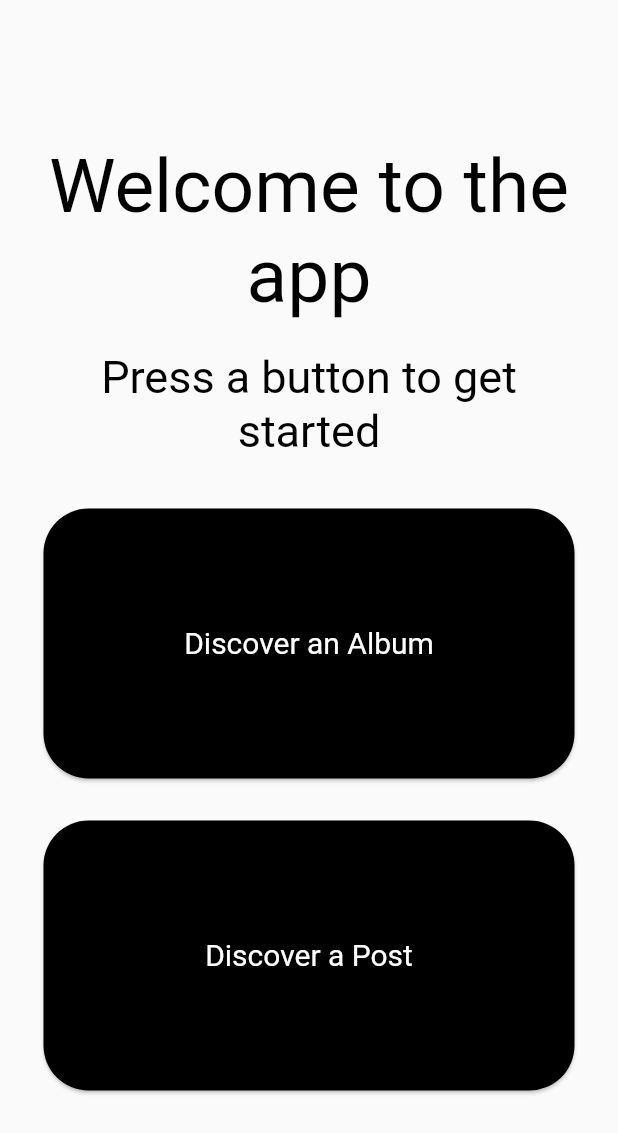
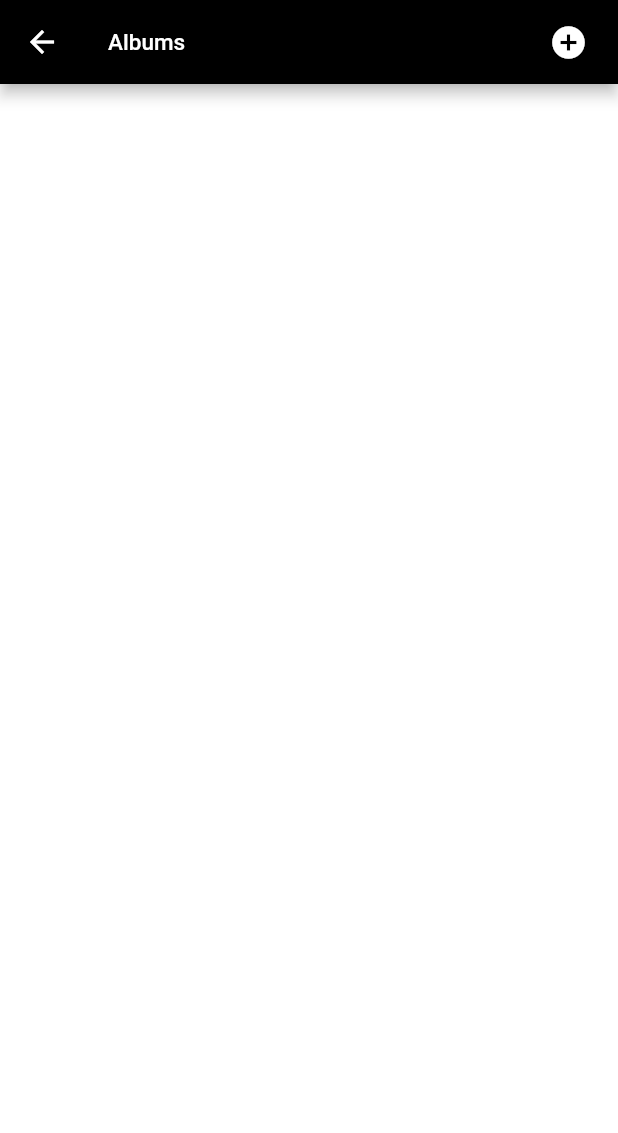
Before and after one commit to Vrinda89/Artists, a Flutter app: the screen it shows after launch, after a tap on "Discover an Album", on a phone screen of 412 x 824 dp. Shown: the top 1133 px of the screen. Run offline on Flutter 3.47's test engine with Material 2 defaults, Android fonts, the phone set to English and light mode, and no system bars; Roboto replaces fonts that are missing (DroidSerif-Regular).

Commit message:
- added albums screen

```diff
--- /dev/null
+++ b/lib/bloc/albums/album_bloc.dart
@@ -0,0 +1,9 @@
+import 'package:albums/bloc/base_bloc.dart';
+
+class AlbumBloc extends BaseBloc{
+  @override
+  void dispose() {
+    // TODO: implement dispose
+  }
+
+}
--- a/lib/my_app.dart
+++ b/lib/my_app.dart
@@ -1,28 +1,24 @@
 import 'package:flutter/material.dart';
 
-import 'screens/home_screen.dart';
+import 'screens/home/home_screen.dart';
 
-class MyApp extends StatelessWidget {
-  const MyApp({Key? key}) : super(key: key);
+class MyApp extends StatefulWidget {
+   const MyApp({Key? key}) : super(key: key);
 
-  // This widget is the root of your application.
+  @override
+  State<StatefulWidget> createState() => _MyAppState();
+
+}
+
+class _MyAppState extends State<MyApp> {
   @override
   Widget build(BuildContext context) {
     return MaterialApp(
       title: 'Flutter Demo',
       theme: ThemeData(
-        // This is the theme of your application.
-        //
-        // Try running your application with "flutter run". You'll see the
-        // application has a blue toolbar. Then, without quitting the app, try
-        // changing the primarySwatch below to Colors.green and then invoke
-        // "hot reload" (press "r" in the console where you ran "flutter run",
-        // or simply save your changes to "hot reload" in a Flutter IDE).
-        // Notice that the counter didn't reset back to zero; the application
-        // is not restarted.
         primarySwatch: Colors.blue,
       ),
-      home: const HomeScreen(title: 'Flutter Demo Home Page'),
+      home: HomeScreen(),
     );
   }
 }
--- /dev/null
+++ b/lib/route/app_navigator.dart
@@ -0,0 +1,9 @@
+import 'package:flutter/material.dart';
+
+class AppNavigator{
+  static Future<dynamic> navigateByPush(
+      {required Route route, required BuildContext context}) async {
+    var result = await Navigator.push(context, route);
+    return result;
+  }
+}
--- /dev/null
+++ b/lib/route/app_router.dart
@@ -0,0 +1,58 @@
+import 'package:albums/route/screens.dart';
+import 'package:albums/screens/albums/albums_screen.dart';
+import 'package:albums/screens/home/home_screen.dart';
+import 'package:flutter/material.dart';
+
+import 'route_generator.dart';
+
+class AppRouter {
+  Route<dynamic> generateRoute(RouteSettings settings) {
+    return _getRoute(
+        screens: getScreensByName(settings.name != null
+            ? settings.name.toString()
+            : AlbumsScreen.routeName),
+        objectToPass: settings.arguments);
+  }
+
+  Route<dynamic> _getRoute({
+    required Screens screens,
+    required dynamic objectToPass,
+  }) {
+    switch (screens) {
+      case Screens.home:
+        return RouteGenerator().generateRoute(
+             HomeScreen(), HomeScreen.routeName, objectToPass);
+      case Screens.albums:
+        return RouteGenerator().generateRoute(
+             const AlbumsScreen(), AlbumsScreen.routeName, objectToPass);
+      case Screens.posts:
+        return RouteGenerator().generateRoute(
+             const AlbumsScreen(), AlbumsScreen.routeName, objectToPass);
+      default:
+        return RouteGenerator()
+            .generateRoute(getUndefinedRoute(), "/undefined", objectToPass);
+    }
+  }
+
+  Widget getUndefinedRoute() {
+    return const Scaffold(
+      backgroundColor: Colors.white,
+      body: Center(
+        child: Text('No route defined for Screens'),
+      ),
+    );
+  }
+
+  Screens getScreensByName(String screen) {
+    if (screen.toString() == Screens.home.toString()) {
+      return Screens.home;
+    }
+    if (screen.toString() == Screens.albums.toString()) {
+      return Screens.albums;
+    }
+    if (screen.toString() == Screens.posts.toString()) {
+      return Screens.posts;
+    }
+    return Screens.undefined;
+  }
+}
--- /dev/null
+++ b/lib/route/navigation_service.dart
@@ -0,0 +1,17 @@
+import 'package:flutter/material.dart';
+
+class NavigationService {
+  final GlobalKey<NavigatorState> navigatorKey = GlobalKey<NavigatorState>();
+
+  Future<dynamic> navigateTo(Route routeName) {
+    return navigatorKey.currentState!.push(routeName);
+  }
+
+  goBack() {
+    return navigatorKey.currentState!.pop();
+  }
+
+  BuildContext getBuildContext() {
+    return navigatorKey.currentState!.context;
+  }
+}
--- /dev/null
+++ b/lib/route/route_generator.dart
@@ -0,0 +1,10 @@
+import 'package:flutter/material.dart';
+
+class RouteGenerator {
+  Route<dynamic> generateRoute(
+      Widget widget, String name, dynamic objectToPass) {
+    return MaterialPageRoute(
+        builder: (_) => widget,
+        settings: RouteSettings(name: name, arguments: objectToPass));
+  }
+}
--- /dev/null
+++ b/lib/route/screens.dart
@@ -0,0 +1,3 @@
+enum Screens {
+  home,albums,posts,undefined
+}
--- /dev/null
+++ b/lib/screens/albums/albums_screen.dart
@@ -0,0 +1,66 @@
+import 'package:albums/bloc/albums/album_bloc.dart';
+import 'package:albums/utils/ui/base_state.dart';
+import 'package:albums/utils/ui/type_faced_text.dart';
+import 'package:flutter/cupertino.dart';
+import 'package:flutter/material.dart';
+
+import '../../bloc/bloc_provider.dart';
+
+class AlbumsScreen extends StatefulWidget {
+  static const routeName = '/albums';
+
+  const AlbumsScreen({Key? key}) : super(key: key);
+
+  @override
+  State<StatefulWidget> createState() => _AlbumScreenState();
+}
+
+class _AlbumScreenState extends BaseState<AlbumsScreen> {
+  @override
+  Widget build(BuildContext context) {
+    return BlocProvider<AlbumBloc>(
+      bloc: AlbumBloc(),
+      child: Scaffold(
+        backgroundColor: Colors.white,
+        appBar: AppBar(
+          leading: IconButton(
+            icon: const Icon(Icons.arrow_back, color: Colors.white),
+            onPressed: () => Navigator.of(context).pop(),
+          ),
+          title: const TypeFacedText(
+            title: "Albums",
+            color: Colors.white,
+          ),
+          backgroundColor: Colors.black,
+          actions: <Widget>[
+            Padding(
+              padding: const EdgeInsets.only(right: 20.0),
+              child: GestureDetector(
+                onTap: () {},
+                child: const Icon(
+                  Icons.add_circle,
+                  size: 26.0,
+                  color: Colors.white,
+                ),
+              ),
+            )
+          ],
+        ),
+        body: _getBaseWidget(),
+      ),
+    );
+  }
+
+  Widget _getBaseWidget() {
+    return Container(
+      alignment: Alignment.center,
+      child: Center(
+        child: Column(
+          children: [
+            Container(),
+          ],
+        ),
+      ),
+    );
+  }
+}
--- a/lib/screens/card_view.dart
+++ b/lib/screens/home/card_view.dart
@@ -2,15 +2,17 @@ import 'package:flutter/material.dart';
 
 class CustomCardView extends StatelessWidget {
   final String title;
-  final Widget body;
+  final Widget ? body;
   final double cardPadding;
+  final VoidCallback ? onClick;
 
-  const CustomCardView(
-      {Key? key,
-      this.title = "albums",
-      this.body = const SizedBox(),
-      this.cardPadding = 30.0})
-      : super(key: key);
+    const CustomCardView({
+    Key? key,
+    this.title = "albums",
+    this.body ,
+    this.cardPadding = 30.0,
+    this.onClick,
+  }) : super(key: key);
 
   @override
   Widget build(BuildContext context) {
@@ -20,7 +22,11 @@ class CustomCardView extends StatelessWidget {
       ),
       color: Colors.black,
       child: InkWell(
-          splashColor: Colors.blue.withAlpha(30), onTap: () {}, child: body),
+          splashColor: Colors.blue.withAlpha(30),
+          onTap: () {
+            onClick?.call();
+          },
+          child: body ?? Container()),
     );
   }
 }
--- a/lib/screens/home_menu.dart
+++ b/lib/screens/home/home_menu.dart
@@ -5,7 +5,7 @@ import 'package:flutter/material.dart';
 class HomeMenu extends StatelessWidget {
   final String title;
 
-  const HomeMenu({Key? key, this.title = "title"}) : super(key: key);
+   const HomeMenu({Key? key, this.title = "title"}) : super(key: key);
 
   @override
   Widget build(BuildContext context) {
--- a/lib/screens/home_screen.dart
+++ b/lib/screens/home/home_screen.dart
@@ -1,3 +1,6 @@
+import 'package:albums/route/app_navigator.dart';
+import 'package:albums/route/app_router.dart';
+import 'package:albums/route/screens.dart';
 import 'package:albums/utils/ui/type_faced_text.dart';
 import 'package:albums/utils/ui/ui_helper.dart';
 import 'package:flutter/material.dart';
@@ -6,9 +9,8 @@ import 'card_view.dart';
 import 'home_menu.dart';
 
 class HomeScreen extends StatefulWidget {
-  const HomeScreen({Key? key, required this.title}) : super(key: key);
-
-  final String title;
+  const HomeScreen({Key? key}) : super(key: key);
+  static const routeName = '/home';
 
   @override
   State<HomeScreen> createState() => _HomeScreenState();
@@ -29,24 +31,36 @@ class _HomeScreenState extends State<HomeScreen> {
     return Column(
       mainAxisAlignment: MainAxisAlignment.center,
       crossAxisAlignment: CrossAxisAlignment.center,
-      children: const <Widget>[
-        TypeFacedText(
+      children: <Widget>[
+        const TypeFacedText(
           title: 'Welcome to the app',
           textSize: 50.0,
           textAlign: TextAlign.center,
           color: Colors.black,
         ),
         UiHelper.verticalSpaceMedium,
-        TypeFacedText(
+        const TypeFacedText(
           textAlign: TextAlign.center,
           title: 'Press a button to get started',
           textSize: 30.0,
         ),
         UiHelper.verticalSpaceLarge,
-        CustomCardView(body: HomeMenu(title: 'Discover an Album')),
+        CustomCardView(
+          onClick: () => {
+          _navigateToAlbums()
+        },
+          body: const HomeMenu(title: 'Discover an Album'),
+        ),
         UiHelper.verticalSpaceMedium,
-        CustomCardView(body: HomeMenu(title: 'Discover a Post')),
+        const CustomCardView(body: HomeMenu(title: 'Discover a Post')),
       ],
     );
   }
+
+  void _navigateToAlbums() {
+    AppNavigator.navigateByPush(
+        route: AppRouter()
+            .generateRoute(RouteSettings(name: Screens.albums.toString())),
+        context: context);
+  }
 }
--- a/lib/utils/ui/type_faced_text.dart
+++ b/lib/utils/ui/type_faced_text.dart
@@ -11,7 +11,7 @@ class TypeFacedText extends StatelessWidget {
   final TextAlign textAlign;
   final double textSize;
 
-  const TypeFacedText(
+   const TypeFacedText(
       {Key? key,
       this.title = "no text",
       this.color = Colors.black,
--- a/pubspec.yaml
+++ b/pubspec.yaml
@@ -34,6 +34,7 @@ dependencies:
   # The following adds the Cupertino Icons font to your application.
   # Use with the CupertinoIcons class for iOS style icons.
   cupertino_icons: ^1.0.2
+  get_it: ^7.2.0
 
 dev_dependencies:
   flutter_test:
```
